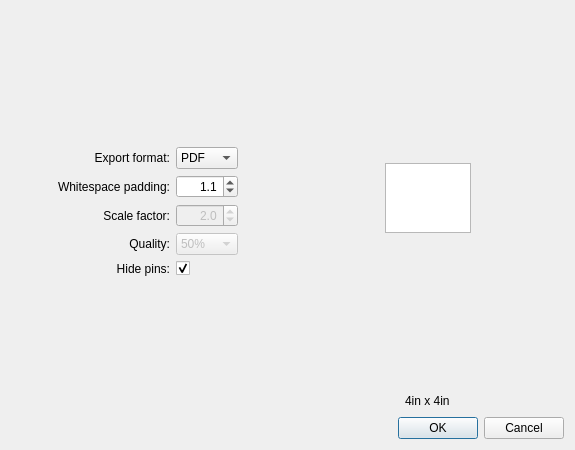
First picture: the form in src/gui/ycircuit_exportWindow.ui, repository mclaughlinconnor/ycircuit, before the edit.
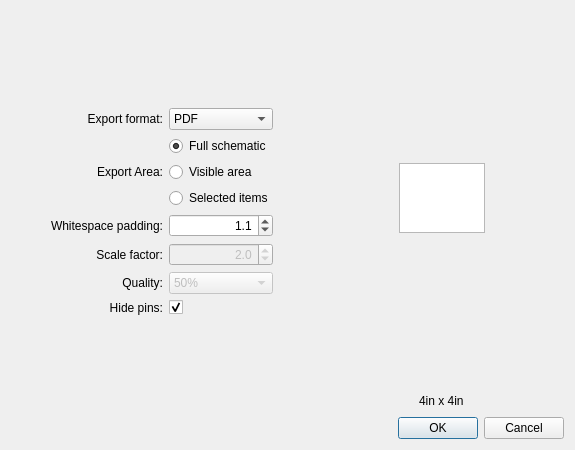
Second picture: the form after the edit. Custom widgets are drawn as their Qt base class.

Commit message: Added full, visible and selected items export options

What changed in the file:
```diff
--- a/src/gui/ycircuit_exportWindow.ui
+++ b/src/gui/ycircuit_exportWindow.ui
@@ -16,7 +16,7 @@
   <property name="modal">
    <bool>true</bool>
   </property>
-  <layout class="QVBoxLayout" name="verticalLayout_2">
+  <layout class="QVBoxLayout" name="verticalLayout_4">
    <item>
     <layout class="QHBoxLayout" name="horizontalLayout_3">
      <item>
@@ -51,20 +51,7 @@
          </item>
          <item>
           <layout class="QGridLayout" name="gridLayout_2">
-           <item row="3" column="0">
-            <widget class="QLabel" name="label_4">
-             <property name="toolTip">
-              <string>Pick the quality of the export. Higher quality implies larger file sizes and vice versa.</string>
-             </property>
-             <property name="text">
-              <string>Quality:</string>
-             </property>
-             <property name="alignment">
-              <set>Qt::AlignRight|Qt::AlignTrailing|Qt::AlignVCenter</set>
-             </property>
-            </widget>
-           </item>
-           <item row="2" column="1">
+           <item row="3" column="1">
             <widget class="QDoubleSpinBox" name="doubleSpinBox_exportImageScaleFactor">
              <property name="enabled">
               <bool>false</bool>
@@ -95,7 +82,7 @@
              </property>
             </widget>
            </item>
-           <item row="1" column="1">
+           <item row="2" column="1">
             <widget class="QDoubleSpinBox" name="doubleSpinBox_exportImageWhitespacePadding">
              <property name="toolTip">
               <string>Sets the scaling factor of the overall exported image to the tight bounding box of elements within the scene. The difference between the two sizes is effectively the whitespace near the edges of the image.</string>
@@ -123,7 +110,7 @@
              </property>
             </widget>
            </item>
-           <item row="1" column="0">
+           <item row="2" column="0">
             <widget class="QLabel" name="label">
              <property name="toolTip">
               <string>Sets the scaling factor of the overall exported image to the tight bounding box of elements within the scene. The difference between the two sizes is effectively the whitespace near the edges of the image.</string>
@@ -136,20 +123,23 @@
              </property>
             </widget>
            </item>
-           <item row="2" column="0">
-            <widget class="QLabel" name="label_2">
+           <item row="5" column="1">
+            <widget class="QCheckBox" name="checkBox_hidePins">
              <property name="toolTip">
-              <string>Sets the scaling factor of the exported image. You can tune this value to tradeoff speed of export with the resolution of the resultant images.</string>
+              <string>Hide the pins on symbols during export.</string>
+             </property>
+             <property name="layoutDirection">
+              <enum>Qt::LeftToRight</enum>
              </property>
              <property name="text">
-              <string>Scale factor:</string>
+              <string/>
              </property>
-             <property name="alignment">
-              <set>Qt::AlignRight|Qt::AlignTrailing|Qt::AlignVCenter</set>
+             <property name="checked">
+              <bool>true</bool>
              </property>
             </widget>
            </item>
-           <item row="3" column="1">
+           <item row="4" column="1">
             <widget class="QComboBox" name="comboBox_exportQuality">
              <property name="enabled">
               <bool>false</bool>
@@ -212,6 +202,42 @@
              </item>
             </widget>
            </item>
+           <item row="5" column="0">
+            <widget class="QLabel" name="label_5">
+             <property name="toolTip">
+              <string>Hide the pins on symbols during export.</string>
+             </property>
+             <property name="text">
+              <string>Hide pins:</string>
+             </property>
+             <property name="alignment">
+              <set>Qt::AlignRight|Qt::AlignTrailing|Qt::AlignVCenter</set>
+             </property>
+            </widget>
+           </item>
+           <item row="1" column="0">
+            <widget class="QLabel" name="label_6">
+             <property name="text">
+              <string>Export Area:</string>
+             </property>
+             <property name="alignment">
+              <set>Qt::AlignRight|Qt::AlignTrailing|Qt::AlignVCenter</set>
+             </property>
+            </widget>
+           </item>
+           <item row="3" column="0">
+            <widget class="QLabel" name="label_2">
+             <property name="toolTip">
+              <string>Sets the scaling factor of the exported image. You can tune this value to tradeoff speed of export with the resolution of the resultant images.</string>
+             </property>
+             <property name="text">
+              <string>Scale factor:</string>
+             </property>
+             <property name="alignment">
+              <set>Qt::AlignRight|Qt::AlignTrailing|Qt::AlignVCenter</set>
+             </property>
+            </widget>
+           </item>
            <item row="0" column="0">
             <widget class="QLabel" name="label_3">
              <property name="toolTip">
@@ -225,6 +251,19 @@
              </property>
             </widget>
            </item>
+           <item row="4" column="0">
+            <widget class="QLabel" name="label_4">
+             <property name="toolTip">
+              <string>Pick the quality of the export. Higher quality implies larger file sizes and vice versa.</string>
+             </property>
+             <property name="text">
+              <string>Quality:</string>
+             </property>
+             <property name="alignment">
+              <set>Qt::AlignRight|Qt::AlignTrailing|Qt::AlignVCenter</set>
+             </property>
+            </widget>
+           </item>
            <item row="0" column="1">
             <widget class="QComboBox" name="comboBox_exportFormat">
              <property name="toolTip">
@@ -262,34 +301,42 @@
              </item>
             </widget>
            </item>
-           <item row="4" column="0">
-            <widget class="QLabel" name="label_5">
-             <property name="toolTip">
-              <string>Hide the pins on symbols during export.</string>
-             </property>
-             <property name="text">
-              <string>Hide pins:</string>
-             </property>
-             <property name="alignment">
-              <set>Qt::AlignRight|Qt::AlignTrailing|Qt::AlignVCenter</set>
-             </property>
-            </widget>
-           </item>
-           <item row="4" column="1">
-            <widget class="QCheckBox" name="checkBox_hidePins">
-             <property name="toolTip">
-              <string>Hide the pins on symbols during export.</string>
-             </property>
-             <property name="layoutDirection">
-              <enum>Qt::LeftToRight</enum>
-             </property>
-             <property name="text">
-              <string/>
-             </property>
-             <property name="checked">
-              <bool>true</bool>
-             </property>
-            </widget>
+           <item row="1" column="1">
+            <layout class="QVBoxLayout" name="verticalLayout_2">
+             <item>
+              <widget class="QRadioButton" name="radioButton_exportAreaFull">
+               <property name="text">
+                <string>Full schematic</string>
+               </property>
+               <property name="checked">
+                <bool>true</bool>
+               </property>
+               <attribute name="buttonGroup">
+                <string notr="true">buttonGroup_exportArea</string>
+               </attribute>
+              </widget>
+             </item>
+             <item>
+              <widget class="QRadioButton" name="radioButton_exportAreaVisible">
+               <property name="text">
+                <string>Visible area</string>
+               </property>
+               <attribute name="buttonGroup">
+                <string notr="true">buttonGroup_exportArea</string>
+               </attribute>
+              </widget>
+             </item>
+             <item>
+              <widget class="QRadioButton" name="radioButton_exportAreaSelected">
+               <property name="text">
+                <string>Selected items</string>
+               </property>
+               <attribute name="buttonGroup">
+                <string notr="true">buttonGroup_exportArea</string>
+               </attribute>
+              </widget>
+             </item>
+            </layout>
            </item>
           </layout>
          </item>
```
Left out of the diff: 3 changed lines with no effect on the pictures. The commit also changes 3 other files.
